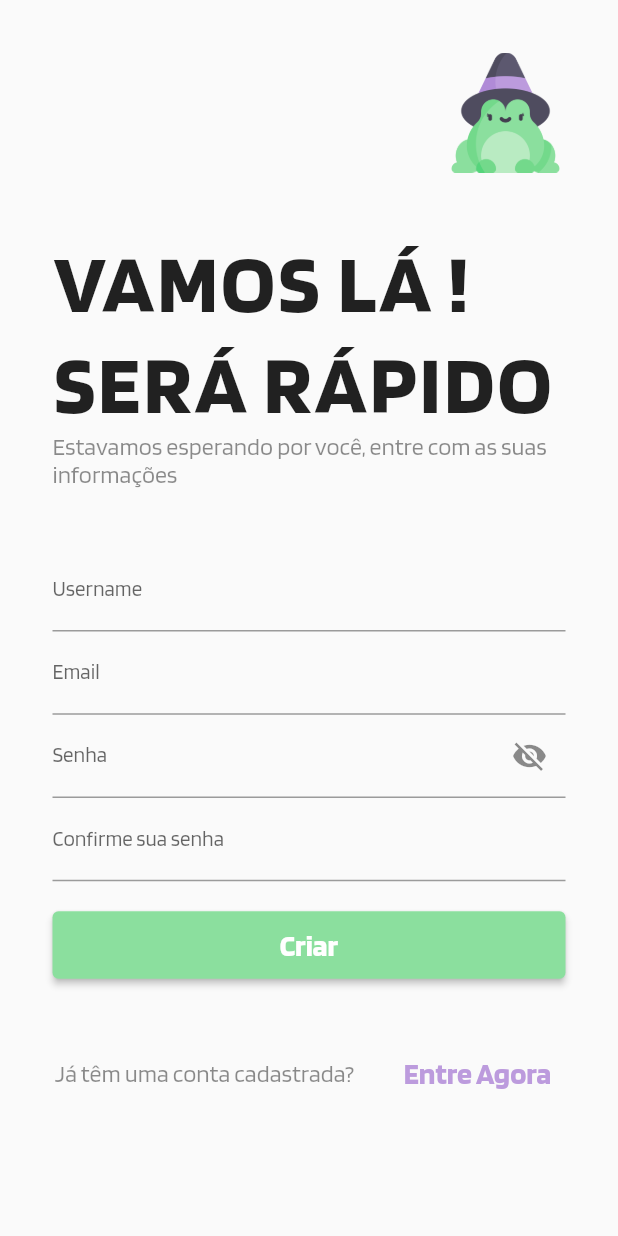
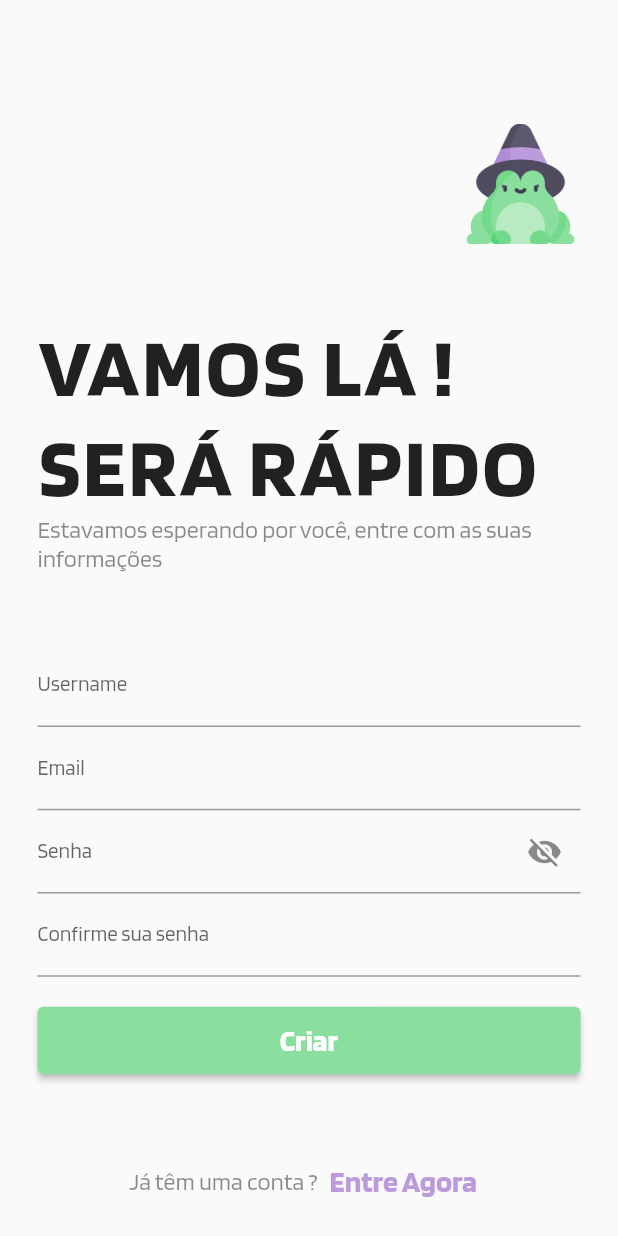
Before and after one commit to guilhermedacruzz/TCC_APP, a Flutter app: the PageSignUp screen opened by its route, on a phone screen of 412 x 824 dp. Run offline on Flutter 3.47's test engine with Material 2 defaults, Android fonts, the phone set to English and light mode, and no system bars; drawn by our look-alikes of animated_background; our stand-ins replace shared_preferences, syncfusion_flutter_charts, validators; accounts and stored records are empty; project files that could hold a hidden picture were left out.

Commit message:
finalmente deixando a tela de login dinamica no celular

```diff
--- a/lib/pages/autentication/login/page_base.dart
+++ b/lib/pages/autentication/login/page_base.dart
@@ -112,11 +112,19 @@ class _PageBaseState extends State<PageBase> with TickerProviderStateMixin {
           ),
         ),
         vsync: this,
-        child: Container(
-          padding: const EdgeInsets.all(35),
-          child: SingleChildScrollView(
+        child: LayoutBuilder(
+          builder: (
+            BuildContext context,
+            BoxConstraints viewportConstraints,
+          ) {
+            return SingleChildScrollView(
+              padding: const EdgeInsets.symmetric(vertical: 35, horizontal: 25),
+              child: ConstrainedBox(
+                constraints: BoxConstraints(
+                  minHeight: viewportConstraints.maxHeight,
+                ),
                 child: Column(
-              mainAxisAlignment: MainAxisAlignment.spaceBetween,
+                  mainAxisAlignment: MainAxisAlignment.spaceEvenly,
                   crossAxisAlignment: CrossAxisAlignment.start,
                   children: [
                     Row(
@@ -129,11 +137,6 @@ class _PageBaseState extends State<PageBase> with TickerProviderStateMixin {
                         ),
                       ],
                     ),
-                SizedBox(
-                  height: MediaQuery.of(context).size.height * 0.7,
-                  child: Column(
-                    mainAxisAlignment: MainAxisAlignment.spaceEvenly,
-                    children: [
                     SizedBox(
                       width: double.infinity,
                       child: Column(
@@ -217,15 +220,13 @@ class _PageBaseState extends State<PageBase> with TickerProviderStateMixin {
                                   child: CustomButton(
                                     widget: Text(
                                       widget.centerButtonText,
-                                        style:
-                                            Theme.of(context).textTheme.button,
+                                      style: Theme.of(context)
+                                          .textTheme
+                                          .button,
                                     ),
                                     onAction: () => execute(),
                                   ),
                                 ),
-                          ],
-                        ),
-                      )
                         ],
                       ),
                     ),
@@ -236,7 +237,6 @@ class _PageBaseState extends State<PageBase> with TickerProviderStateMixin {
                           widget.footerText,
                           style: Theme.of(context).textTheme.subtitle1,
                         ),
-                    const SizedBox(width: 25),
                         CustomTextButton(
                           text: widget.footerButtonText,
                           onAction: widget.footerAction,
@@ -251,6 +251,8 @@ class _PageBaseState extends State<PageBase> with TickerProviderStateMixin {
                   ],
                 ),
               ),
+            );
+          },
         ),
       ),
     );
--- a/lib/pages/autentication/login/page_sign_up.dart
+++ b/lib/pages/autentication/login/page_sign_up.dart
@@ -28,7 +28,7 @@ class _PageSignUpState extends State<PageSignUp> with TickerProviderStateMixin {
       centerButtonAction: () {
         Navigator.of(context).pushNamed(PageWelcome.routeName);
       },
-      footerText: "Já têm uma conta cadastrada?",
+      footerText: "Já têm uma conta ?",
       footerButtonText: "Entre Agora",
       footerAction: () {
         Navigator.of(context).pushNamed(PageSplash.routeName);
```
Lines whose indentation alone changed are shown as unchanged.
